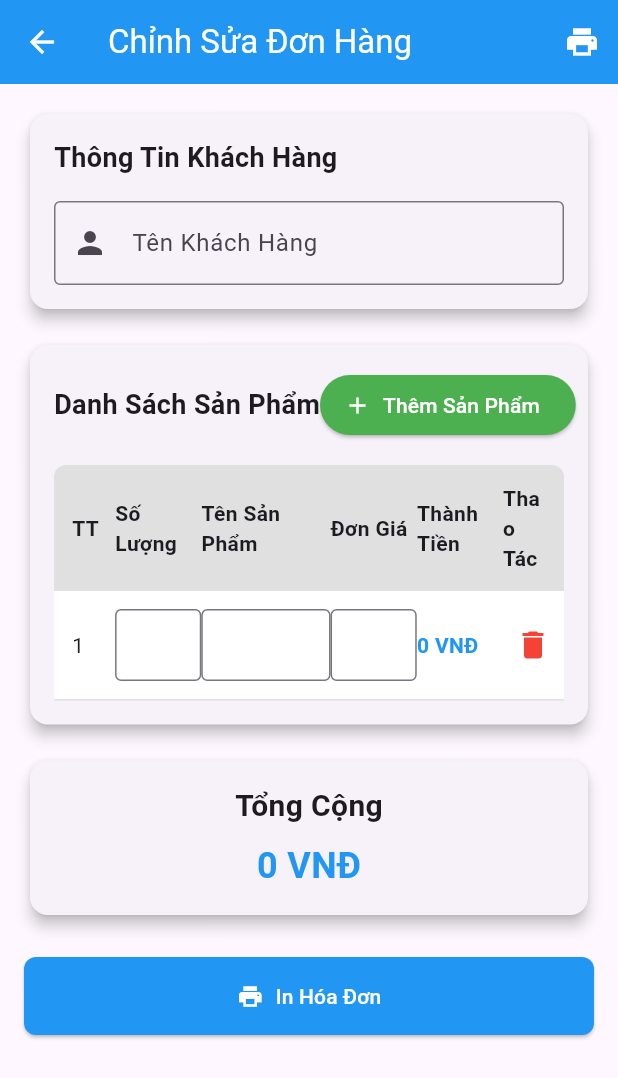
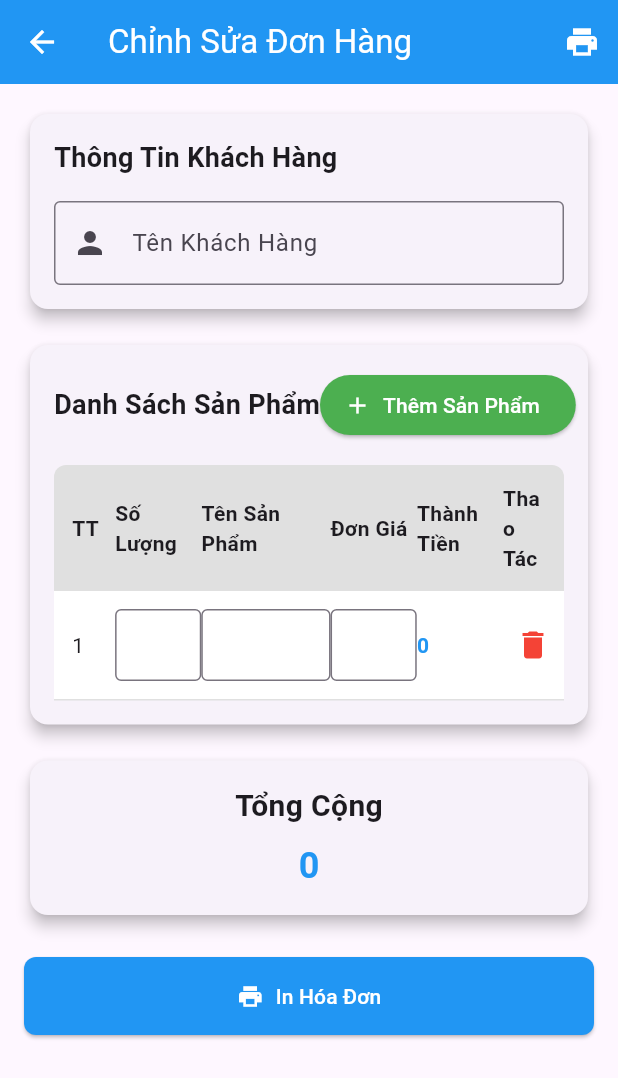
Before and after one commit to trungngoprogramming/in-hoa-don, a Flutter app: the EditOrderScreen screen opened directly, on a phone screen of 412 x 824 dp. Shown: the top 1078 px of the screen. Run offline on Flutter 3.47's test engine with Material 3 defaults, Android fonts, the phone set to English and light mode, and no system bars; our stand-ins replace flutter_riverpod, pdf, printing, shared_preferences; accounts and stored records are empty.

Commit message:
remove VNĐ

```diff
--- a/lib/screens/invoice_screen.dart
+++ b/lib/screens/invoice_screen.dart
@@ -256,7 +256,7 @@ class InvoiceScreen extends ConsumerWidget {
                             padding: const pw.EdgeInsets.all(2),
                             child: pw.Center(
                               child: pw.Text(
-                                '${_formatNumber(item.price.toInt())} VNĐ',
+                                '${_formatNumber(item.price.toInt())}',
                                 style: _createTextStyle(
                                   fontSize: 10,
                                   font: regularFont,
@@ -269,7 +269,7 @@ class InvoiceScreen extends ConsumerWidget {
                             padding: const pw.EdgeInsets.all(2),
                             child: pw.Center(
                               child: pw.Text(
-                                '${_formatNumber(item.total.toInt())} VNĐ',
+                                '${_formatNumber(item.total.toInt())}',
                                 style: _createTextStyle(
                                   fontSize: 10,
                                   font: regularFont,
@@ -321,7 +321,7 @@ class InvoiceScreen extends ConsumerWidget {
               pw.Container(
                 alignment: pw.Alignment.centerRight,
                 child: pw.Text(
-                  'TỔNG TIỀN: ${_formatNumber(invoice.totalAmount.toInt())} VNĐ',
+                  'TỔNG TIỀN: ${_formatNumber(invoice.totalAmount.toInt())}',
                   style: _createTextStyle(
                     fontSize: 12,
                     font: boldFont, // Sử dụng boldFont cho tổng tiền
--- a/lib/screens/order_form_screen.dart
+++ b/lib/screens/order_form_screen.dart
@@ -503,7 +503,7 @@ class _OrderFormScreenState extends ConsumerState<OrderFormScreen> {
               pw.Container(
                 alignment: pw.Alignment.centerRight,
                 child: pw.Text(
-                  'TỔNG TIỀN: ____________________ VNĐ',
+                  'TỔNG TIỀN: ____________________',
                   style: _createTextStyle(
                     fontSize: 12,
                     font: boldFont, // Sử dụng boldFont cho tổng tiền
--- a/lib/utils/order_parser.dart
+++ b/lib/utils/order_parser.dart
@@ -38,11 +38,11 @@ class OrderParser {
 
   static String formatPrice(double price) {
     final formatter = NumberFormat('#,###', 'vi_VN');
-    return '${formatter.format(price.toInt())} VNĐ';
+    return '${formatter.format(price.toInt())}';
   }
 
   static String formatTotal(double total) {
     final formatter = NumberFormat('#,###', 'vi_VN');
-    return '${formatter.format(total.toInt())} VNĐ';
+    return '${formatter.format(total.toInt())}';
   }
 }
```
